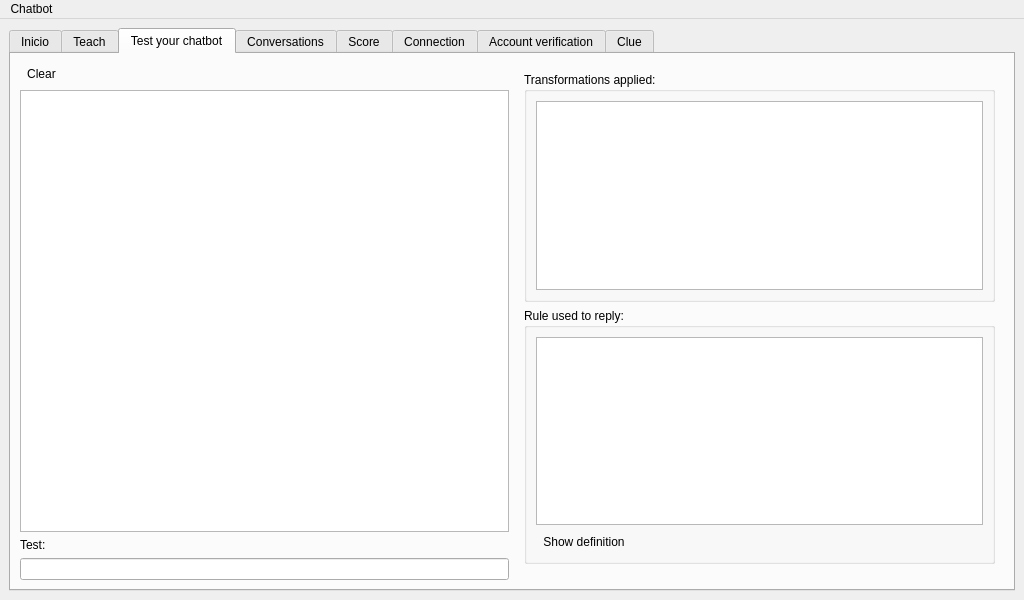
Old version of the form src/chatbot/front-end/mainwindow.ui in the repository lvklabs/chatbot.
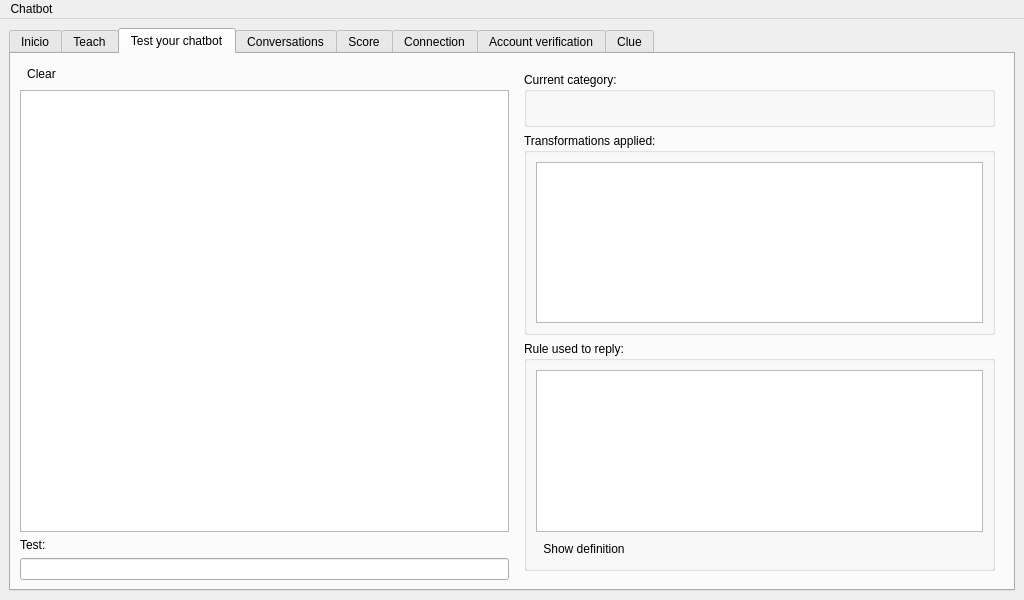
New version of the form. The open tabs and pages were chosen to show the change. Icons and pictures are not drawn. Custom widgets are drawn as their Qt base class.

The edit to the form file:
```diff
--- a/src/chatbot/front-end/mainwindow.ui
+++ b/src/chatbot/front-end/mainwindow.ui
@@ -532,12 +532,28 @@
                <string>Transformations applied:</string>
               </property>
               <layout class="QGridLayout" name="gridLayout_13">
-               <item row="0" column="0">
+               <item row="1" column="0">
                 <widget class="QTextEdit" name="transfView"/>
                </item>
               </layout>
              </widget>
             </item>
+            <item row="0" column="0">
+             <widget class="QGroupBox" name="categoryGroupBox">
+              <property name="title">
+               <string>Current category:</string>
+              </property>
+              <layout class="QGridLayout" name="gridLayout_4">
+               <item row="0" column="0">
+                <widget class="QLabel" name="categoryLabel">
+                 <property name="text">
+                  <string/>
+                 </property>
+                </widget>
+               </item>
+              </layout>
+             </widget>
+            </item>
            </layout>
           </widget>
          </item>
```
Left out of the diff: 2 changed lines with no effect on the pictures.
